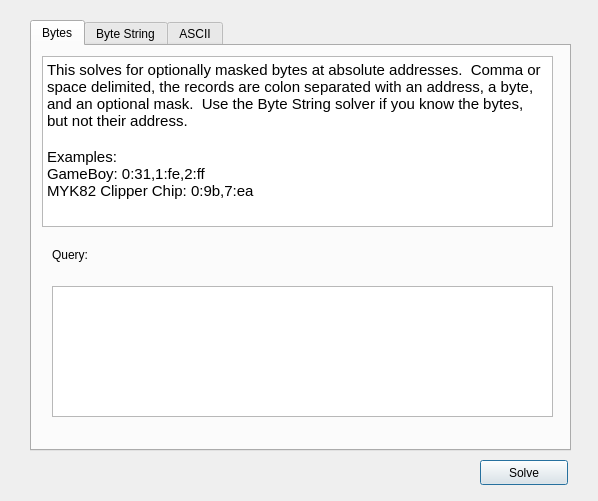
Before: the Qt Designer form romsolverdialog.ui in travisgoodspeed/maskromtool, drawn with Qt 5.
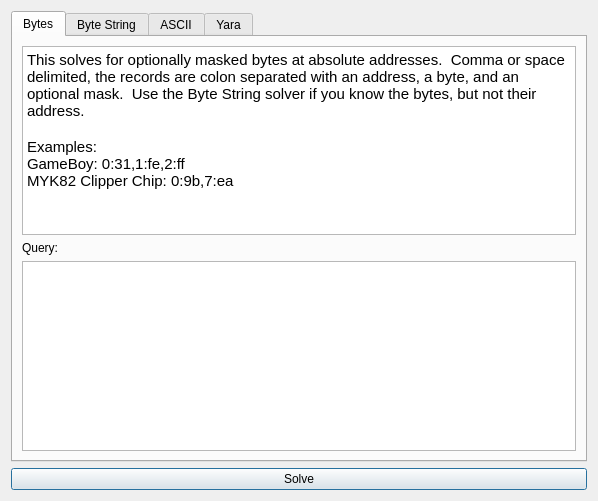
After: the same form once the commit is applied. The open tabs and pages were chosen to show the change.

The edit to the form file:
```diff
--- a/romsolverdialog.ui
+++ b/romsolverdialog.ui
@@ -13,31 +13,19 @@
   <property name="windowTitle">
    <string>Solver</string>
   </property>
+  <layout class="QVBoxLayout" name="verticalLayout">
+   <item>
   <widget class="QTabWidget" name="tabWidget">
-   <property name="geometry">
-    <rect>
-     <x>30</x>
-     <y>20</y>
-     <width>541</width>
-     <height>431</height>
-    </rect>
-   </property>
    <property name="currentIndex">
-    <number>2</number>
+      <number>0</number>
    </property>
    <widget class="QWidget" name="tabBytes">
     <attribute name="title">
      <string>Bytes</string>
     </attribute>
+      <layout class="QVBoxLayout" name="verticalLayout_2">
+       <item>
     <widget class="QTextBrowser" name="textBrowser_2">
-     <property name="geometry">
-      <rect>
-       <x>10</x>
-       <y>10</y>
-       <width>511</width>
-       <height>171</height>
-      </rect>
-     </property>
      <property name="html">
       <string>&lt;!DOCTYPE HTML PUBLIC &quot;-//W3C//DTD HTML 4.0//EN&quot; &quot;http://www.w3.org/TR/REC-html40/strict.dtd&quot;&gt;
 &lt;html&gt;&lt;head&gt;&lt;meta name=&quot;qrichtext&quot; content=&quot;1&quot; /&gt;&lt;meta charset=&quot;utf-8&quot; /&gt;&lt;style type=&quot;text/css&quot;&gt;
@@ -51,43 +39,26 @@
 &lt;p style=&quot; margin-top:0px; margin-bottom:0px; margin-left:0px; margin-right:0px; -qt-block-indent:0; text-indent:0px;&quot;&gt;Examples:&lt;br /&gt;GameBoy: 0:31,1:fe,2:ff&lt;br /&gt;MYK82 Clipper Chip: 0:9b,7:ea &lt;/p&gt;&lt;/body&gt;&lt;/html&gt;</string>
      </property>
     </widget>
+       </item>
+       <item>
     <widget class="QLabel" name="label">
-     <property name="geometry">
-      <rect>
-       <x>20</x>
-       <y>200</y>
-       <width>66</width>
-       <height>17</height>
-      </rect>
-     </property>
      <property name="text">
       <string>Query:</string>
      </property>
     </widget>
-    <widget class="QPlainTextEdit" name="editBytes">
-     <property name="geometry">
-      <rect>
-       <x>20</x>
-       <y>240</y>
-       <width>501</width>
-       <height>131</height>
-      </rect>
-     </property>
-    </widget>
+       </item>
+       <item>
+        <widget class="QPlainTextEdit" name="editBytes"/>
+       </item>
+      </layout>
    </widget>
    <widget class="QWidget" name="tabString">
     <attribute name="title">
      <string>Byte String</string>
     </attribute>
+      <layout class="QVBoxLayout" name="verticalLayout_3">
+       <item>
     <widget class="QTextBrowser" name="textBrowser_3">
-     <property name="geometry">
-      <rect>
-       <x>10</x>
-       <y>10</y>
-       <width>511</width>
-       <height>171</height>
-      </rect>
-     </property>
      <property name="html">
       <string>&lt;!DOCTYPE HTML PUBLIC &quot;-//W3C//DTD HTML 4.0//EN&quot; &quot;http://www.w3.org/TR/REC-html40/strict.dtd&quot;&gt;
 &lt;html&gt;&lt;head&gt;&lt;meta name=&quot;qrichtext&quot; content=&quot;1&quot; /&gt;&lt;meta charset=&quot;utf-8&quot; /&gt;&lt;style type=&quot;text/css&quot;&gt;
@@ -101,43 +72,26 @@
 &lt;p style=&quot; margin-top:0px; margin-bottom:0px; margin-left:0px; margin-right:0px; -qt-block-indent:0; text-indent:0px;&quot;&gt;In MYK82, we can search for BNE instructions with &amp;quot;00,00,1a&amp;quot; to reveal 22 solutions, one of which is right.&lt;/p&gt;&lt;/body&gt;&lt;/html&gt;</string>
      </property>
     </widget>
+       </item>
+       <item>
     <widget class="QLabel" name="label_2">
-     <property name="geometry">
-      <rect>
-       <x>10</x>
-       <y>200</y>
-       <width>66</width>
-       <height>17</height>
-      </rect>
-     </property>
      <property name="text">
       <string>Query</string>
      </property>
     </widget>
-    <widget class="QPlainTextEdit" name="editString">
-     <property name="geometry">
-      <rect>
-       <x>10</x>
-       <y>230</y>
-       <width>511</width>
-       <height>151</height>
-      </rect>
-     </property>
-    </widget>
+       </item>
+       <item>
+        <widget class="QPlainTextEdit" name="editString"/>
+       </item>
+      </layout>
    </widget>
    <widget class="QWidget" name="tabASCII">
     <attribute name="title">
      <string>ASCII</string>
     </attribute>
+      <layout class="QVBoxLayout" name="verticalLayout_4">
+       <item>
     <widget class="QTextBrowser" name="textBrowser_4">
-     <property name="geometry">
-      <rect>
-       <x>10</x>
-       <y>10</y>
-       <width>511</width>
-       <height>161</height>
-      </rect>
-     </property>
      <property name="html">
       <string>&lt;!DOCTYPE HTML PUBLIC &quot;-//W3C//DTD HTML 4.0//EN&quot; &quot;http://www.w3.org/TR/REC-html40/strict.dtd&quot;&gt;
 &lt;html&gt;&lt;head&gt;&lt;meta name=&quot;qrichtext&quot; content=&quot;1&quot; /&gt;&lt;meta charset=&quot;utf-8&quot; /&gt;&lt;style type=&quot;text/css&quot;&gt;
@@ -149,21 +103,29 @@
 &lt;p style=&quot; margin-top:0px; margin-bottom:0px; margin-left:0px; margin-right:0px; -qt-block-indent:0; text-indent:0px;&quot;&gt;This solves for ASCII strings.  Some ROMs are devoid of them, but in others they stand out brilliantly.&lt;/p&gt;&lt;/body&gt;&lt;/html&gt;</string>
      </property>
     </widget>
-   </widget>
-  </widget>
+       </item>
+      </layout>
+     </widget>
+     <widget class="QWidget" name="tabYara">
+      <attribute name="title">
+       <string>Yara</string>
+      </attribute>
+      <layout class="QVBoxLayout" name="verticalLayout_5">
+       <item>
+        <widget class="QPlainTextEdit" name="editYara"/>
+       </item>
+      </layout>
+     </widget>
+    </widget>
+   </item>
+   <item>
   <widget class="QPushButton" name="butSolve">
-   <property name="geometry">
-    <rect>
-     <x>480</x>
-     <y>460</y>
-     <width>88</width>
-     <height>25</height>
-    </rect>
-   </property>
    <property name="text">
     <string>Solve</string>
    </property>
   </widget>
+   </item>
+  </layout>
  </widget>
  <resources/>
  <connections/>
```
Lines whose indentation alone changed are shown as unchanged.
